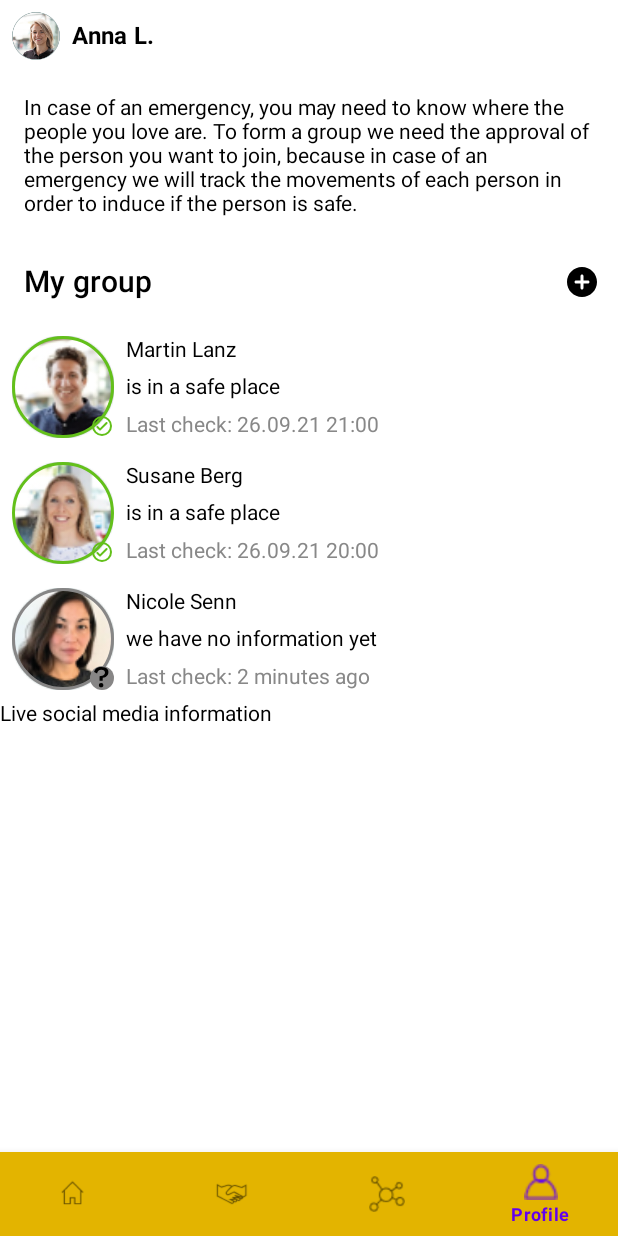
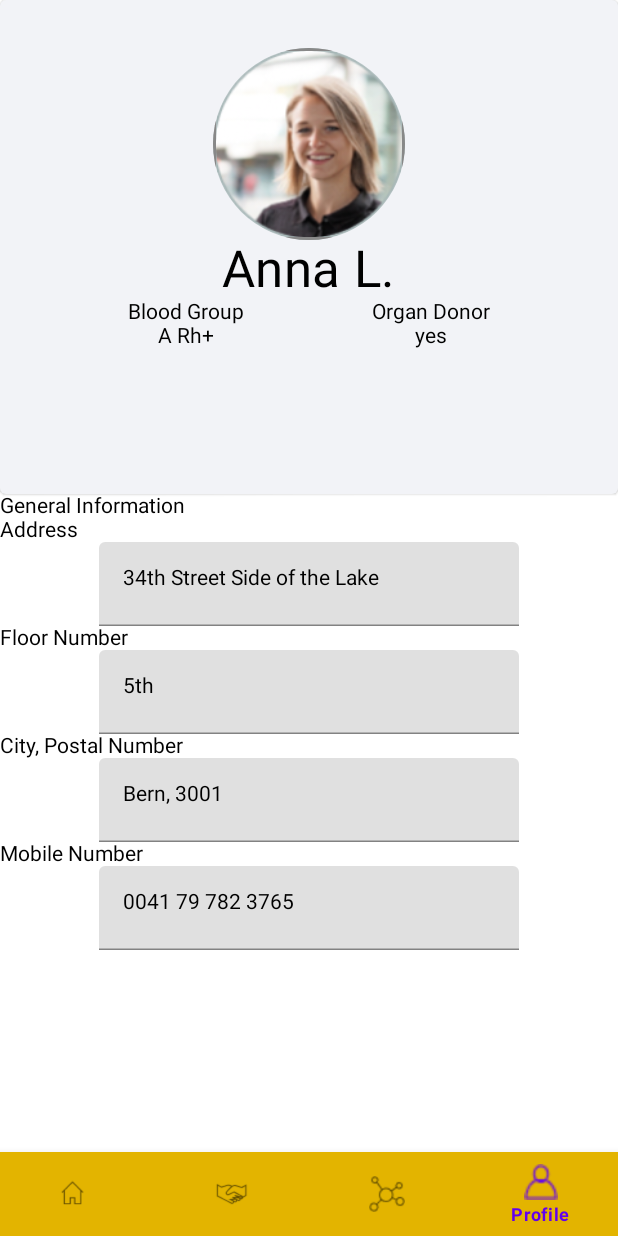
Before and after one commit to starsep/floodbusters, an Android app built with Jetpack Compose: the screen it shows after launch (PreInformationActivity), item 4 of the bottom bar chosen, on a phone screen of 412 x 824 dp. Run offline under Robolectric (Android 15) with nearby library versions, the phone set to English and light mode, and no system bars; our stand-ins replace constraintlayout-compose, navigation-ui; libraries missing offline, so code that uses them is left out: com.esri.arcgisruntime; 1 statement that could not run was skipped.

Commit message:
Basic ProfileScreen

```diff
--- a/android/app/src/main/java/org/example/floodbusters/dataholder/User.kt
+++ b/android/app/src/main/java/org/example/floodbusters/dataholder/User.kt
@@ -1,3 +1,21 @@
 package org.example.floodbusters.dataholder
 
-data class User(val name: String)
+data class User(
+    val name: String,
+    val bloodGroup: String,
+    val organDonor: Boolean,
+    val address: String,
+    val floorNumber: String,
+    val cityPostalCode: String,
+    val mobileNumber: String,
+)
+
+val user = User(
+    name = "Anna L.",
+    bloodGroup = "A Rh+",
+    organDonor = true,
+    address = "34th Street Side of the Lake",
+    floorNumber = "5th",
+    cityPostalCode = "Bern, 3001",
+    mobileNumber = "0041 79 782 3765",
+)
--- a/android/app/src/main/java/org/example/floodbusters/ui/group/GroupScreen.kt
+++ b/android/app/src/main/java/org/example/floodbusters/ui/group/GroupScreen.kt
@@ -21,6 +21,7 @@ import androidx.constraintlayout.compose.ConstraintLayout
 import org.example.floodbusters.R
 import org.example.floodbusters.dataholder.GroupMember
 import org.example.floodbusters.dataholder.User
+import org.example.floodbusters.dataholder.user
 import org.example.floodbusters.ui.AvatarHeader
 
 @Composable
@@ -37,7 +38,7 @@ fun GroupScreen() {
         .background(Color.White)
         .scrollable(scrollState, orientation = Orientation.Vertical)) {
         val (avatarHeader, groupDescription, myGroupTitle, addToGroupButton, groupAvatars, socialMediaHeader, socialMediaMap) = createRefs()
-        AvatarHeader(user = User(name = "Anna L."), modifier = Modifier.constrainAs(avatarHeader) {
+        AvatarHeader(user = user, modifier = Modifier.constrainAs(avatarHeader) {
             start.linkTo(parent.start)
             top.linkTo(parent.top)
         })
--- a/android/app/src/main/java/org/example/floodbusters/ui/guidance/GuidanceScreen.kt
+++ b/android/app/src/main/java/org/example/floodbusters/ui/guidance/GuidanceScreen.kt
@@ -29,6 +29,7 @@ import androidx.constraintlayout.compose.ConstraintLayout
 import kotlinx.coroutines.isActive
 import org.example.floodbusters.R
 import org.example.floodbusters.dataholder.User
+import org.example.floodbusters.dataholder.user
 import org.example.floodbusters.ui.AvatarHeader
 
 data class Message(val sos: Boolean, val text: String, val time: String, val incoming: Boolean)
@@ -40,7 +41,6 @@ fun GuidanceScreen() {
     val angle1 = remember { Animatable(initialValue = 160f) }
     val angle2 = remember { Animatable(initialValue = 220f) }
     val angle3 = remember { Animatable(initialValue = 300f) }
-    val user = User(name = "Anna L.")
     val volume = remember { mutableStateOf(0f) }
     val messages = listOf(
         Message(sos = true, text = "Hi Anna, according to the information we received, you are now in the building on the 34th Street Side of the Lake", time = "16:45", incoming = true),
--- a/android/app/src/main/java/org/example/floodbusters/ui/home/HomeFragment.kt
+++ b/android/app/src/main/java/org/example/floodbusters/ui/home/HomeFragment.kt
@@ -17,6 +17,7 @@ import org.example.floodbusters.R
 import org.example.floodbusters.databinding.FragmentHomeBinding
 import org.example.floodbusters.dataholder.User
 import org.example.floodbusters.dataholder.WarningItemDataHolder
+import org.example.floodbusters.dataholder.user
 import org.example.floodbusters.ui.AvatarHeader
 
 class HomeFragment : Fragment() {
@@ -41,7 +42,7 @@ class HomeFragment : Fragment() {
 
         homeViewModel.text.observe(viewLifecycleOwner, {
             binding.avatarHeader.setContent {
-                AvatarHeader(User(name = it), modifier = Modifier)
+                AvatarHeader(user.copy(name = it), modifier = Modifier)
             }
         })
 
--- a/android/app/src/main/java/org/example/floodbusters/ui/profile/ProfileFragment.java
+++ /dev/null
@@ -1,26 +0,0 @@
-package org.example.floodbusters.ui.profile;
-
-import android.os.Bundle;
-import android.view.LayoutInflater;
-import android.view.View;
-import android.view.ViewGroup;
-
-import androidx.annotation.NonNull;
-import androidx.annotation.Nullable;
-import androidx.fragment.app.Fragment;
-
-class ProfileFragment extends Fragment {
-
-    @Nullable
-    @Override
-    public View onCreateView(@NonNull LayoutInflater inflater, @Nullable ViewGroup container, @Nullable Bundle savedInstanceState) {
-        return super.onCreateView(inflater, container, savedInstanceState);
-
-    }
-
-    @Override
-    public void onDestroyView() {
-        super.onDestroyView();
-
-    }
-}
--- /dev/null
+++ b/android/app/src/main/java/org/example/floodbusters/ui/profile/ProfileFragment.kt
@@ -0,0 +1,33 @@
+package org.example.floodbusters.ui.profile
+
+import android.os.Bundle
+import android.view.LayoutInflater
+import android.view.View
+import android.view.ViewGroup
+import androidx.fragment.app.Fragment
+import org.example.floodbusters.databinding.FragmentGroupBinding
+import org.example.floodbusters.databinding.FragmentProfileBinding
+import org.example.floodbusters.ui.group.GroupScreen
+
+internal class ProfileFragment : Fragment() {
+    private var _binding: FragmentProfileBinding? = null
+    private val binding get() = _binding!!
+
+    override fun onCreateView(
+        inflater: LayoutInflater,
+        container: ViewGroup?,
+        savedInstanceState: Bundle?
+    ): View {
+        _binding = FragmentProfileBinding.inflate(inflater, container, false)
+        val root: View = binding.root
+        binding.profileComposeView.setContent {
+            ProfileScreen()
+        }
+        return root
+    }
+
+    override fun onDestroyView() {
+        super.onDestroyView()
+        _binding = null
+    }
+}
--- /dev/null
+++ b/android/app/src/main/java/org/example/floodbusters/ui/profile/ProfileScreen.kt
@@ -0,0 +1,141 @@
+package org.example.floodbusters.ui.profile
+
+import android.widget.EditText
+import androidx.compose.foundation.Image
+import androidx.compose.foundation.ScrollState
+import androidx.compose.foundation.background
+import androidx.compose.foundation.border
+import androidx.compose.foundation.gestures.Orientation
+import androidx.compose.foundation.gestures.scrollable
+import androidx.compose.foundation.layout.*
+import androidx.compose.foundation.shape.CircleShape
+import androidx.compose.material.Card
+import androidx.compose.material.MaterialTheme
+import androidx.compose.material.Text
+import androidx.compose.material.TextField
+import androidx.compose.runtime.Composable
+import androidx.compose.runtime.mutableStateOf
+import androidx.compose.runtime.remember
+import androidx.compose.ui.Modifier
+import androidx.compose.ui.draw.clip
+import androidx.compose.ui.graphics.Color
+import androidx.compose.ui.res.painterResource
+import androidx.compose.ui.unit.dp
+import androidx.constraintlayout.compose.ConstraintLayout
+import org.example.floodbusters.R
+import org.example.floodbusters.dataholder.user
+
+
+@Composable
+fun ProfileScreen() {
+    val scrollState = remember { ScrollState(initial = 0) }
+    ConstraintLayout(modifier = Modifier
+        .background(Color.White)
+        .fillMaxSize()
+        .scrollable(scrollState, Orientation.Vertical)
+    ) {
+        val (
+            profileCard, generalInformationLabel, addressLabel, addressTextField,
+            floorNumberLabel, floorNumberTextField, cityPostalNumberLabel, cityPostalNumberTextField,
+            mobileNumberLabel, mobileNumberTextField,
+        ) = createRefs()
+        val userProfileState = remember { mutableStateOf(user) }
+
+        Card (backgroundColor = Color(0xFFF2F3F7), modifier = Modifier
+            .constrainAs(profileCard) {
+                start.linkTo(parent.start)
+                end.linkTo(parent.end)
+            }
+            .fillMaxHeight(0.4f).fillMaxWidth()) {
+            ConstraintLayout {
+                val (avatar, name, bloodGroupLabel, bloodGroup,
+                    organDonorLabel, organDonor) = createRefs()
+
+                Image(
+                    painter = painterResource(id = R.drawable.user_avatar),
+                    contentDescription = "avatar",
+                    modifier = Modifier
+                        .constrainAs(avatar) {
+                            start.linkTo(parent.start)
+                            end.linkTo(parent.end)
+                            top.linkTo(parent.top, 32.dp)
+                        }
+                        .size(128.dp)
+                        .clip(CircleShape)
+                        .border(width = 2.dp, color = Color.Gray)
+
+                )
+                Text(text = userProfileState.value.name, modifier = Modifier.constrainAs(name) {
+                    start.linkTo(avatar.start)
+                    end.linkTo(avatar.end)
+                    top.linkTo(avatar.bottom)
+                }, style = MaterialTheme.typography.h4)
+                Text(text = "Blood Group", modifier = Modifier.constrainAs(bloodGroupLabel) {
+                    top.linkTo(name.bottom)
+                    start.linkTo(parent.start)
+                    end.linkTo(organDonorLabel.start)
+                })
+                Text(
+                    text = userProfileState.value.bloodGroup,
+                    modifier = Modifier.constrainAs(bloodGroup) {
+                        top.linkTo(bloodGroupLabel.bottom)
+                        start.linkTo(bloodGroupLabel.start)
+                        end.linkTo(bloodGroupLabel.end)
+                    })
+                Text(text = "Organ Donor", modifier = Modifier.constrainAs(organDonorLabel) {
+                    top.linkTo(name.bottom)
+                    start.linkTo(bloodGroupLabel.end)
+                    end.linkTo(parent.end)
+                })
+
+                Text(
+                    text = if (userProfileState.value.organDonor) "yes" else "no",
+                    modifier = Modifier.constrainAs(organDonor) {
+                        top.linkTo(organDonorLabel.bottom)
+                        start.linkTo(organDonorLabel.start)
+                        end.linkTo(organDonorLabel.end)
+                    })
+            }
+        }
+        Text(text = "General Information", modifier = Modifier.constrainAs(generalInformationLabel) {
+            top.linkTo(profileCard.bottom)
+            start.linkTo(parent.start)
+        })
+        Text(text = "Address", modifier = Modifier.constrainAs(addressLabel) {
+            top.linkTo(generalInformationLabel.bottom)
+            start.linkTo(parent.start)
+        })
+        TextField(value = userProfileState.value.address, onValueChange = { userProfileState.value = userProfileState.value.copy(address = it) }, modifier = Modifier.constrainAs(addressTextField) {
+            top.linkTo(addressLabel.bottom)
+            start.linkTo(parent.start)
+            end.linkTo(parent.end)
+        })
+        Text(text = "Floor Number", modifier = Modifier.constrainAs(floorNumberLabel) {
+            top.linkTo(addressTextField.bottom)
+            start.linkTo(parent.start)
+        })
+        TextField(value = userProfileState.value.floorNumber, onValueChange = { userProfileState.value = userProfileState.value.copy(floorNumber = it) }, modifier = Modifier.constrainAs(floorNumberTextField) {
+            top.linkTo(floorNumberLabel.bottom)
+            start.linkTo(parent.start)
+            end.linkTo(parent.end)
+        })
+        Text(text = "City, Postal Number", modifier = Modifier.constrainAs(cityPostalNumberLabel) {
+            top.linkTo(floorNumberTextField.bottom)
+            start.linkTo(parent.start)
+        })
+        TextField(value = userProfileState.value.cityPostalCode, onValueChange = { userProfileState.value = userProfileState.value.copy(cityPostalCode = it) }, modifier = Modifier.constrainAs(cityPostalNumberTextField) {
+            top.linkTo(cityPostalNumberLabel.bottom)
+            start.linkTo(parent.start)
+            end.linkTo(parent.end)
+        })
+        Text(text = "Mobile Number", modifier = Modifier.constrainAs(mobileNumberLabel) {
+            top.linkTo(cityPostalNumberTextField.bottom)
+            start.linkTo(parent.start)
+        })
+        TextField(value = userProfileState.value.mobileNumber, onValueChange = { userProfileState.value = userProfileState.value.copy(mobileNumber = it) },modifier = Modifier.constrainAs(mobileNumberTextField) {
+            top.linkTo(mobileNumberLabel.bottom)
+            start.linkTo(parent.start)
+            end.linkTo(parent.end)
+        })
+    }
+}
--- a/android/app/src/main/java/org/example/floodbusters/ui/profile/ProfileViewModel.java
+++ /dev/null
@@ -1,7 +0,0 @@
-package org.example.floodbusters.ui.profile;
-
-import androidx.lifecycle.ViewModel;
-
-public class ProfileViewModel extends ViewModel {
-
-}
--- /dev/null
+++ b/android/app/src/main/res/layout/fragment_profile.xml
@@ -0,0 +1,14 @@
+<?xml version="1.0" encoding="utf-8"?>
+<androidx.constraintlayout.widget.ConstraintLayout xmlns:android="http://schemas.android.com/apk/res/android"
+    xmlns:app="http://schemas.android.com/apk/res-auto"
+    xmlns:tools="http://schemas.android.com/tools"
+    android:layout_width="match_parent"
+    android:layout_height="match_parent"
+    tools:context=".ui.profile.ProfileFragment">
+
+    <androidx.compose.ui.platform.ComposeView
+        android:id="@+id/profileComposeView"
+        android:layout_width="match_parent"
+        android:layout_height="match_parent"
+        />
+</androidx.constraintlayout.widget.ConstraintLayout>
--- a/android/app/src/main/res/navigation/mobile_navigation.xml
+++ b/android/app/src/main/res/navigation/mobile_navigation.xml
@@ -24,7 +24,7 @@
         tools:layout="@layout/fragment_group" />
     <fragment
         android:id="@+id/navigation_profile"
-        android:name="org.example.floodbusters.ui.group.GroupFragment"
+        android:name="org.example.floodbusters.ui.profile.ProfileFragment"
         android:label="@string/title_profile"
-        tools:layout="@layout/fragment_group" />
+        tools:layout="@layout/fragment_profile" />
 </navigation>
```
